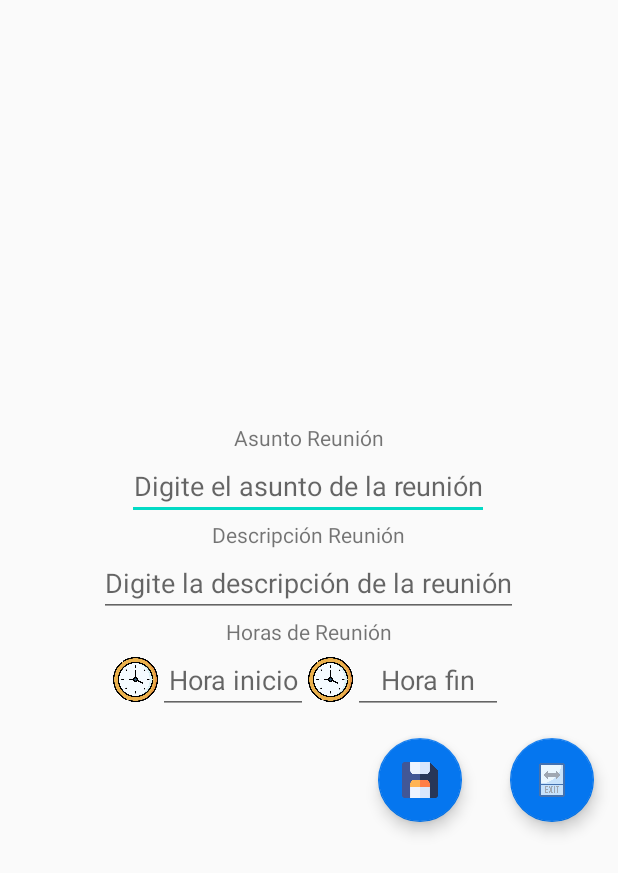
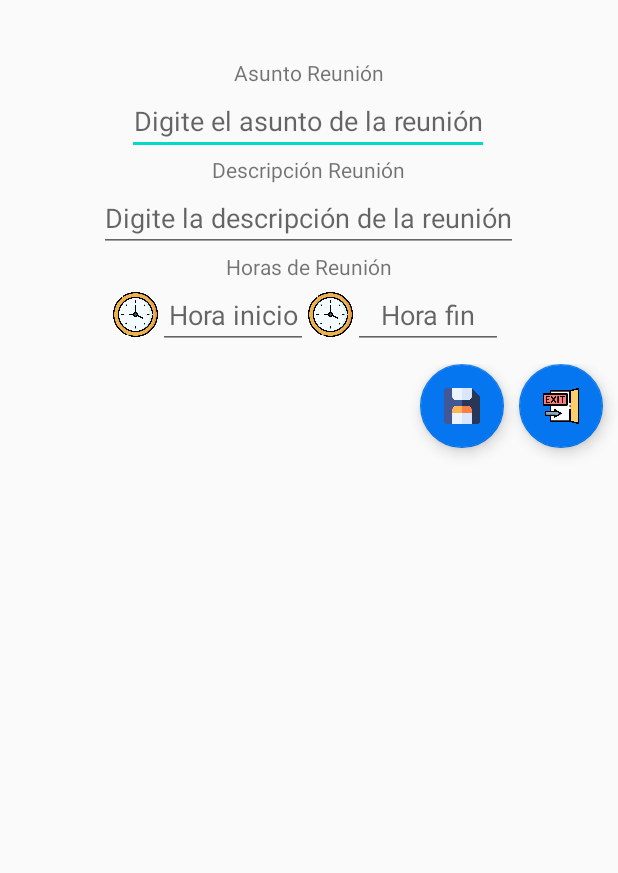
Before and after one commit to roheru/ProjectAndroid, an Android app: the layout fragment_meeting_list.xml on its own in the app's theme, with its tools: preview values and no code run, on a phone screen of 412 x 824 dp. Shown: the top 873 px of the screen. Run offline under Robolectric (Android 15) with nearby library versions, the phone set to English and light mode, and no system bars.

Commit message:
developing module create meeting
viewadapter refreshed for list

```diff
--- a/source/APP1/app/src/main/res/layout/fragment_meeting_list.xml
+++ b/source/APP1/app/src/main/res/layout/fragment_meeting_list.xml
@@ -2,13 +2,13 @@
 <LinearLayout xmlns:android="http://schemas.android.com/apk/res/android"
     xmlns:tools="http://schemas.android.com/tools"
     xmlns:app="http://schemas.android.com/apk/res-auto"
-    android:gravity="center"
+    android:gravity="top"
     android:id="@+id/fragment_list"
     tools:context=".MeetingList"
     android:layout_width="match_parent"
     android:orientation="vertical"
     android:layout_height="match_parent"
-    android:layout_gravity="center"
+
     >
     <TextView
         android:layout_width="match_parent"
@@ -54,6 +54,7 @@
                 android:id="@+id/asuntoM"
                 android:layout_gravity="center"
                 android:gravity="center"
+                android:imeOptions="actionNext"
                 android:hint="Digite el asunto de la reunión"/>
         </TableRow>
         <TableRow
@@ -77,6 +78,7 @@
                 android:id="@+id/descriptionM"
                 android:layout_gravity="center"
                 android:gravity="center"
+                android:imeOptions="actionNext"
                 android:hint="Digite la descripción de la reunión"/>
         </TableRow>
         <TableRow
@@ -113,6 +115,7 @@
                     android:layout_width="100dp"
                     android:focusable="false"
                     android:gravity="center"
+                    android:imeOptions="actionNext"
                     android:layout_height="wrap_content"
                     android:hint="Hora inicio"  />
                 <ImageButton
@@ -127,6 +130,7 @@
                     android:layout_width="100dp"
                     android:layout_height="wrap_content"
                     android:focusable="false"
+                    android:imeOptions="actionNext"
                     android:hint="Hora fin"
                     />
 
@@ -155,26 +159,34 @@
 
 
     </LinearLayout>
+
     <LinearLayout
         android:layout_width="match_parent"
-        android:layout_height="wrap_content"
+        android:layout_height="84dp"
+        android:layout_gravity="right"
+        android:layout_marginTop="10dp"
         android:gravity="right"
-        android:layout_gravity="right"
         android:orientation="horizontal">
+
         <com.google.android.material.floatingactionbutton.FloatingActionButton
             android:id="@+id/saveM"
             android:layout_width="wrap_content"
             android:layout_height="wrap_content"
-            android:layout_gravity="bottom|end"
-            android:layout_margin="@dimen/fab_margin"
+            android:layout_gravity="right"
+            android:layout_marginTop="10dp"
+            android:layout_marginRight="10dp"
+            android:layout_marginBottom="10dp"
+            android:scaleType="center"
             app:backgroundTint="#0576EF"
             app:srcCompat="@drawable/save" />
+
         <com.google.android.material.floatingactionbutton.FloatingActionButton
             android:id="@+id/exitM"
             android:layout_width="wrap_content"
             android:layout_height="wrap_content"
-            android:layout_gravity="bottom|end"
-            android:layout_margin="@dimen/fab_margin"
+            android:layout_marginRight="10dp"
+            android:layout_gravity="right"
+            android:scaleType="center"
             app:backgroundTint="#0576EF"
             app:srcCompat="@drawable/exit" />
 
```
Also changed, not shown: source/APP1/app/src/main/java/com/example/app1/MeetingList.kt (+21 -14 lines), source/APP1/app/src/main/java/com/example/app1/MyItemRecyclerViewAdapter.kt (+26 -7 lines), source/APP1/app/src/main/res/drawable/exit.png.
